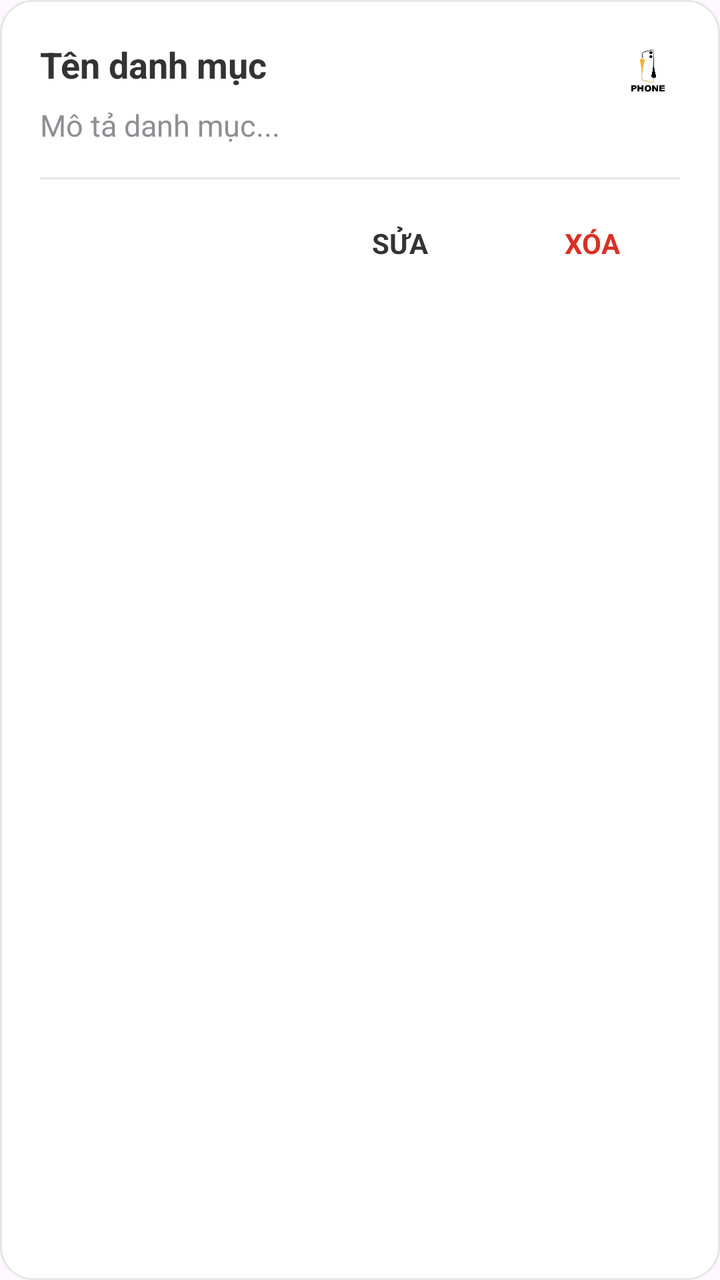
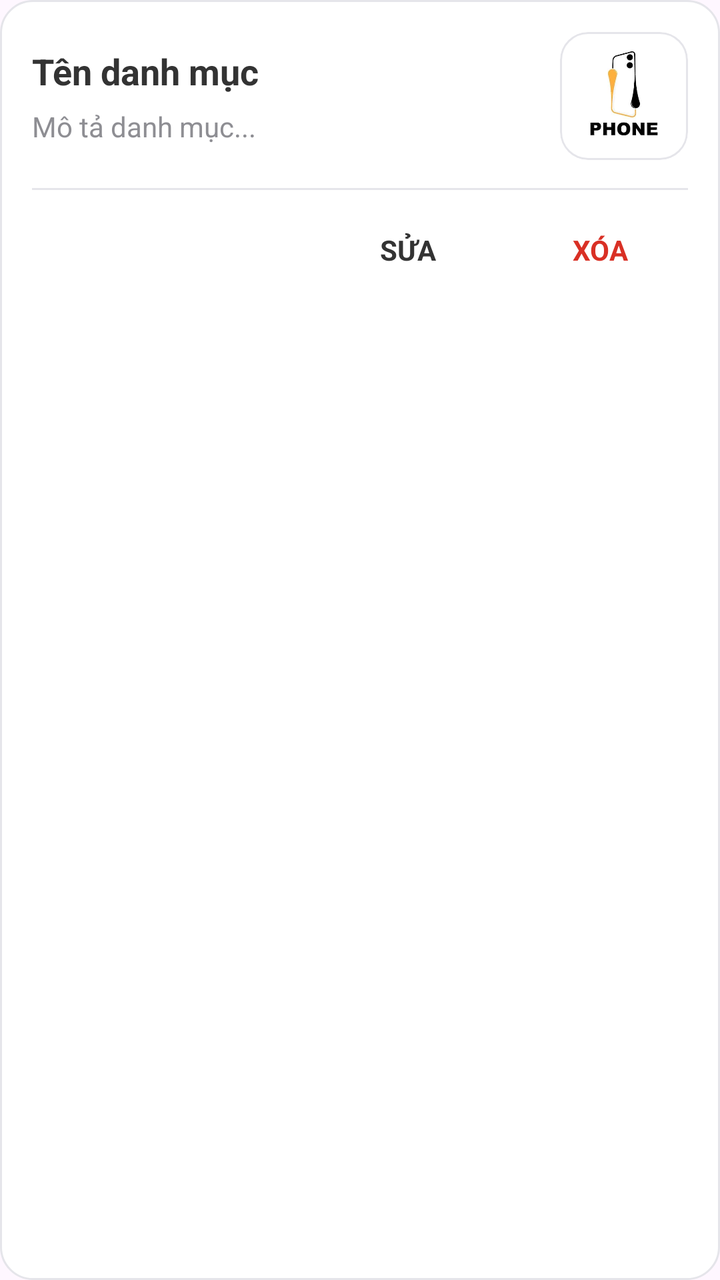

An Android layout rendered at two revisions. The XML below is the earlier revision; the diff shows what the commit changed to produce the second picture.
<!-- AndroidManifest.xml: application theme Theme.MobileDeviceStoreTDMU -->
<!-- res/layout/item_quan_ly_danh_muc.xml -->
<?xml version="1.0" encoding="utf-8"?>
<LinearLayout xmlns:android="http://schemas.android.com/apk/res/android"
    android:layout_width="match_parent"
    android:layout_height="wrap_content"
    android:orientation="vertical"
    android:layout_marginHorizontal="16dp"
    android:layout_marginTop="16dp"
    android:background="@drawable/bg_card_modern"
    android:elevation="0dp"
    android:padding="20dp">

    
    <LinearLayout
        android:layout_width="match_parent"
        android:layout_height="wrap_content"
        android:orientation="horizontal"
        android:gravity="top">

        <LinearLayout
            android:layout_width="0dp"
            android:layout_height="wrap_content"
            android:layout_weight="1"
            android:orientation="vertical">

            <TextView
                android:id="@+id/tvTenDanhMucQuanLy"
                android:layout_width="match_parent"
                android:layout_height="wrap_content"
                android:text="Tên danh mục"
                android:textColor="@color/text_primary"
                android:textSize="18sp"
                android:textStyle="bold" />

            <TextView
                android:id="@+id/tvMoTaDanhMucQuanLy"
                android:layout_width="match_parent"
                android:layout_height="wrap_content"
                android:layout_marginTop="8dp"
                android:text="Mô tả danh mục..."
                android:textColor="@color/text_secondary"
                android:textSize="15sp" />

        </LinearLayout>

        <ImageView
            android:id="@+id/imgLogoDanhMuc"
            android:layout_width="32dp"
            android:layout_height="32dp"
            android:layout_marginStart="16dp"
            android:src="@drawable/logo"
            android:scaleType="fitCenter"
            android:contentDescription="Logo Danh Mục" />

    </LinearLayout>

    <View
        android:layout_width="match_parent"
        android:layout_height="1dp"
        android:background="@color/stroke_light"
        android:layout_marginTop="16dp"
        android:layout_marginBottom="12dp" />

    <LinearLayout
        android:layout_width="match_parent"
        android:layout_height="wrap_content"
        android:gravity="end"
        android:orientation="horizontal">

        <androidx.appcompat.widget.AppCompatButton
            android:id="@+id/btnSuaDanhMuc"
            android:layout_width="wrap_content"
            android:layout_height="40dp"
            android:background="#00000000"
            android:text="SỬA"
            android:textColor="@color/text_primary"
            android:textStyle="bold" />

        <androidx.appcompat.widget.AppCompatButton
            android:id="@+id/btnXoaDanhMuc"
            android:layout_width="wrap_content"
            android:layout_height="40dp"
            android:layout_marginStart="8dp"
            android:background="#00000000"
            android:text="XÓA"
            android:textColor="#D93025"
            android:textStyle="bold" />

    </LinearLayout>

</LinearLayout>
<!-- resources referenced by this layout -->
<resources>
  <color name="stroke_light">#E5E5EA</color>
  <color name="text_primary">#333333</color>
  <color name="text_secondary">#8E8E93</color>
  <!-- drawable bg_card_modern (drawable) -->
  <?xml version="1.0" encoding="utf-8"?>
  <shape xmlns:android="http://schemas.android.com/apk/res/android"
      android:shape="rectangle">
      <solid android:color="@color/bg_white" />
      <corners android:radius="16dp" />
      <stroke android:width="1dp" android:color="@color/stroke_light" />
  </shape>
  <!-- drawable logo: jpg bitmap (drawable, 5396 bytes) -->
  <style name="Theme.MobileDeviceStoreTDMU" parent="Base.Theme.MobileDeviceStoreTDMU" />
  <color name="bg_white">#FFFFFF</color>
  <style name="Base.Theme.MobileDeviceStoreTDMU" parent="Theme.Material3.Light.NoActionBar">
          
          <item name="android:statusBarColor">@color/primary_yellow</item>
          <item name="android:windowLightStatusBar">true</item>
  
          <item name="android:navigationBarColor">@color/primary_yellow</item>
          <item name="android:windowLightNavigationBar" tools:targetApi="O_MR1">true</item>
          <item name="fontFamily">@font/nunito</item>
      </style>
  <color name="primary_yellow">#FDB623</color>
</resources>

<!-- the commit's change to res/layout/item_quan_ly_danh_muc.xml (unified diff, before → after) -->
@@ -1,5 +1,6 @@
 <?xml version="1.0" encoding="utf-8"?>
 <LinearLayout xmlns:android="http://schemas.android.com/apk/res/android"
+    xmlns:app="http://schemas.android.com/apk/res-auto"
     android:layout_width="match_parent"
     android:layout_height="wrap_content"
     android:orientation="vertical"
@@ -7,20 +8,21 @@
     android:layout_marginTop="16dp"
     android:background="@drawable/bg_card_modern"
     android:elevation="0dp"
-    android:padding="20dp">
+    android:padding="16dp">
 
     
     <LinearLayout
         android:layout_width="match_parent"
         android:layout_height="wrap_content"
         android:orientation="horizontal"
-        android:gravity="top">
+        android:gravity="center_vertical">
 
         <LinearLayout
             android:layout_width="0dp"
             android:layout_height="wrap_content"
             android:layout_weight="1"
-            android:orientation="vertical">
+            android:orientation="vertical"
+            android:paddingEnd="12dp">
 
             <TextView
                 android:id="@+id/tvTenDanhMucQuanLy"
@@ -35,21 +37,31 @@
                 android:id="@+id/tvMoTaDanhMucQuanLy"
                 android:layout_width="match_parent"
                 android:layout_height="wrap_content"
-                android:layout_marginTop="8dp"
+                android:layout_marginTop="6dp"
                 android:text="Mô tả danh mục..."
                 android:textColor="@color/text_secondary"
-                android:textSize="15sp" />
+                android:textSize="14sp" />
 
         </LinearLayout>
 
-        <ImageView
-            android:id="@+id/imgLogoDanhMuc"
-            android:layout_width="32dp"
-            android:layout_height="32dp"
-            android:layout_marginStart="16dp"
-            android:src="@drawable/logo"
-            android:scaleType="fitCenter"
-            android:contentDescription="Logo Danh Mục" />
+        
+        <com.google.android.material.card.MaterialCardView
+            android:layout_width="64dp"
+            android:layout_height="64dp"
+            app:cardCornerRadius="14dp"
+            app:cardElevation="0dp"
+            app:strokeWidth="1dp"
+            app:strokeColor="@color/stroke_light">
+
+            <ImageView
+                android:id="@+id/imgLogoDanhMuc"
+                android:layout_width="match_parent"
+                android:layout_height="match_parent"
+                android:scaleType="centerCrop"
+                android:src="@drawable/logo"
+                android:contentDescription="Ảnh Danh Mục" />
+
+        </com.google.android.material.card.MaterialCardView>
 
     </LinearLayout>
 
@@ -57,8 +69,8 @@
         android:layout_width="match_parent"
         android:layout_height="1dp"
         android:background="@color/stroke_light"
-        android:layout_marginTop="16dp"
-        android:layout_marginBottom="12dp" />
+        android:layout_marginTop="14dp"
+        android:layout_marginBottom="10dp" />
 
     <LinearLayout
         android:layout_width="match_parent"
